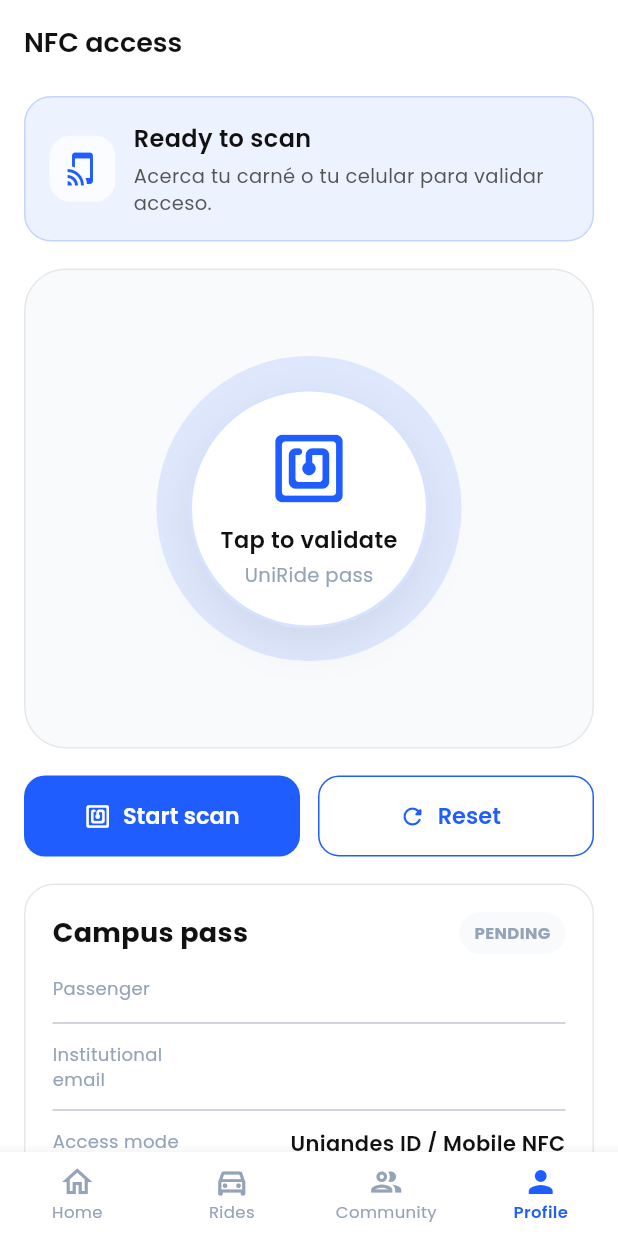
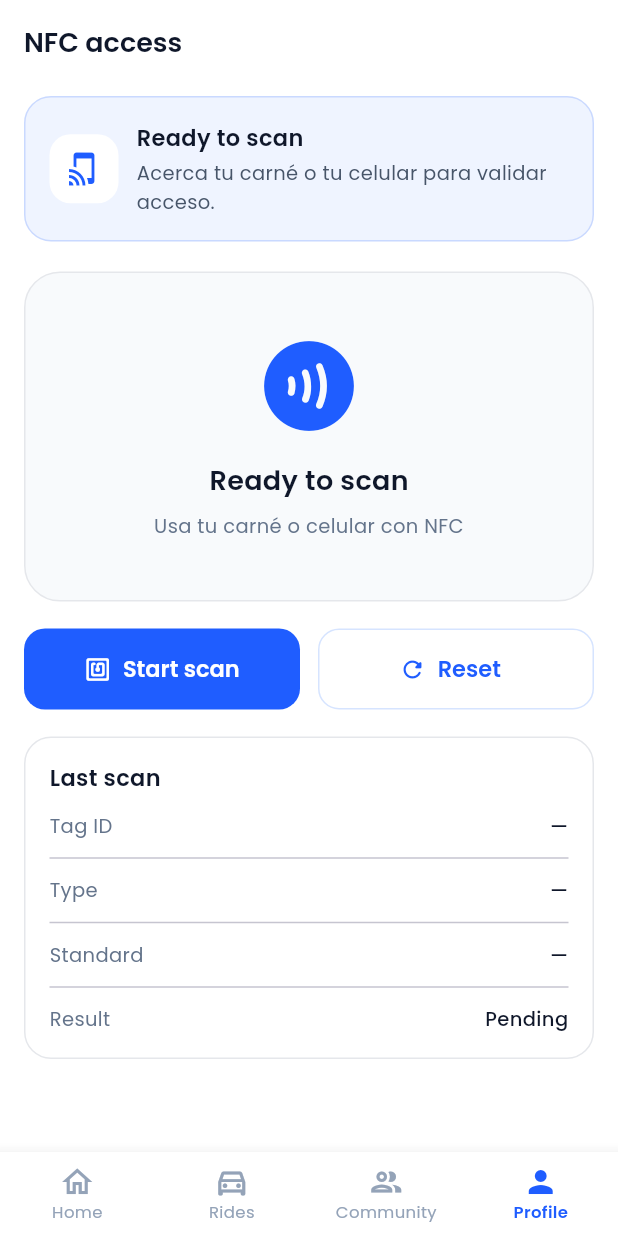
Before and after one commit to MovilesGN01/GN1-Dart, a Flutter app: the NfcAccessScreen screen opened by its route, on a phone screen of 412 x 824 dp. Run offline on Flutter 3.47's test engine with Material 3 defaults, Android fonts, the phone set to English and light mode, and no system bars; our stand-ins replace cloud_firestore, cloud_functions, firebase_auth, firebase_core, geolocator, go_router and 1 more; missing offline and left inert: nfc_manager; accounts and stored records are empty.

Commit message:
feat: replace NFC demo simulation with real NfcService implementation
Uses NfcService (nfc_manager) and NfcVerificationService (Cloud Run endpoint)
to read physical cards. Adds rejected/error states.

```diff
--- a/lib/features/nfc/nfc_access_screen.dart
+++ b/lib/features/nfc/nfc_access_screen.dart
@@ -1,12 +1,18 @@
-import 'dart:async';
-import 'dart:math' as math;
-
 import 'package:flutter/material.dart';
 import 'package:google_fonts/google_fonts.dart';
-import 'package:provider/provider.dart';
+
+import 'nfc_service.dart';
 import 'package:uniride/shared/widgets/bottom_nav_bar.dart';
+import 'nfc_verification_service.dart';
+import 'package:uniride/features/nfc/nfc_verification_service.dart';
 
-import '../auth/auth_viewmodel.dart';
+enum _NfcStatus {
+  ready,
+  scanning,
+  authorized,
+  rejected,
+  error,
+}
 
 class NfcAccessScreen extends StatefulWidget {
   const NfcAccessScreen({super.key});
@@ -15,98 +21,183 @@ class NfcAccessScreen extends StatefulWidget {
   State<NfcAccessScreen> createState() => _NfcAccessScreenState();
 }
 
-class _NfcAccessScreenState extends State<NfcAccessScreen>
-    with SingleTickerProviderStateMixin {
-  late final AnimationController _pulseController;
-  Timer? _timer;
+class _NfcAccessScreenState extends State<NfcAccessScreen> {
+  final NfcService _service = NfcService();
+  final NfcVerificationService _verificationService = NfcVerificationService();
+
+  // Reemplaza estos IDs por tags reales o muévelos a backend / Firestore.
+  final Set<String> _allowedTagIds = {
+    '04AABBCCDD11',
+    '1234567890AB',
+  };
+
   _NfcStatus _status = _NfcStatus.ready;
   String _statusMessage = 'Acerca tu carné o tu celular para validar acceso.';
+  NfcScanResult? _lastScan;
 
-  @override
-  void initState() {
-    super.initState();
-    _pulseController = AnimationController(
-      vsync: this,
-      duration: const Duration(milliseconds: 1800),
-    )..repeat();
+Future<void> _startScan() async {
+  setState(() {
+    _status = _NfcStatus.scanning;
+    _statusMessage = 'Escaneando... acerca el tag al dispositivo.';
+  });
+
+  try {
+    final result = await _service.scan();
+
+    final isAuthorized =
+        await _verificationService.verifyTag(result.id.toUpperCase());
+
+    setState(() {
+      _lastScan = result;
+      _status = isAuthorized ? _NfcStatus.authorized : _NfcStatus.rejected;
+      _statusMessage = isAuthorized
+          ? 'Acceso validado. Puedes abordar o ingresar al punto de encuentro.'
+          : 'Tag no autorizado para este acceso.';
+    });
+  } catch (e) {
+    setState(() {
+      _status = _NfcStatus.error;
+      _statusMessage = e.toString().replaceFirst('Exception: ', '');
+    });
+  }
 }
 
-  @override
-  void dispose() {
-    _timer?.cancel();
-    _pulseController.dispose();
-    super.dispose();
-  }
-
-  void _startDemoScan() {
-    _timer?.cancel();
-    setState(() {
-      _status = _NfcStatus.scanning;
-      _statusMessage = 'Escaneando credencial...';
-    });
-
-    _timer = Timer(const Duration(seconds: 2), () {
-      if (!mounted) return;
-      setState(() {
-        _status = _NfcStatus.authorized;
-        _statusMessage = 'Acceso validado. Puedes abordar o ingresar al punto de encuentro.';
-      });
-    });
-  }
-
-  void _resetDemo() {
-    _timer?.cancel();
+  void _reset() {
     setState(() {
       _status = _NfcStatus.ready;
       _statusMessage = 'Acerca tu carné o tu celular para validar acceso.';
+      _lastScan = null;
     });
   }
 
   @override
   Widget build(BuildContext context) {
-    final bool authorized = _status == _NfcStatus.authorized;
+    final statusData = _statusUi(_status);
 
     return Scaffold(
-      backgroundColor: _NfcColors.background,
+      backgroundColor: const Color(0xFFFFFFFF),
       appBar: AppBar(
-        backgroundColor: _NfcColors.background,
+        backgroundColor: Colors.white,
+        surfaceTintColor: Colors.white,
         elevation: 0,
-        scrolledUnderElevation: 0,
         title: Text(
           'NFC access',
           style: GoogleFonts.poppins(
             fontSize: 18,
             fontWeight: FontWeight.w600,
-            color: _NfcColors.textPrimary,
+            color: const Color(0xFF0F172A),
           ),
         ),
       ),
-      bottomNavigationBar: const UniRideBottomNav(currentIndex: 3),
-      body: SafeArea(
-        child: SingleChildScrollView(
+      body: ListView(
         padding: const EdgeInsets.fromLTRB(16, 8, 16, 24),
+        children: [
+          Container(
+            padding: const EdgeInsets.all(16),
+            decoration: BoxDecoration(
+              color: statusData.background,
+              borderRadius: BorderRadius.circular(18),
+              border: Border.all(color: statusData.accent.withOpacity(0.18)),
+            ),
+            child: Row(
+              children: [
+                Container(
+                  width: 46,
+                  height: 46,
+                  decoration: BoxDecoration(
+                    color: Colors.white,
+                    borderRadius: BorderRadius.circular(14),
+                  ),
+                  child: Icon(statusData.icon, color: statusData.accent),
+                ),
+                const SizedBox(width: 12),
+                Expanded(
                   child: Column(
-            crossAxisAlignment: CrossAxisAlignment.stretch,
+                    crossAxisAlignment: CrossAxisAlignment.start,
                     children: [
-              _StatusCard(
-                status: _status,
-                message: _statusMessage,
+                      Text(
+                        statusData.title,
+                        style: GoogleFonts.poppins(
+                          fontSize: 15,
+                          fontWeight: FontWeight.w600,
+                          color: const Color(0xFF0F172A),
                         ),
-              const SizedBox(height: 18),
-              _NfcScanner(animation: _pulseController, status: _status),
+                      ),
+                      const SizedBox(height: 4),
+                      Text(
+                        _statusMessage,
+                        style: GoogleFonts.poppins(
+                          fontSize: 13,
+                          color: const Color(0xFF475569),
+                        ),
+                      ),
+                    ],
+                  ),
+                ),
+              ],
+            ),
+          ),
+          const SizedBox(height: 20),
+          Container(
+            height: 220,
+            decoration: BoxDecoration(
+              color: const Color(0xFFF8FAFC),
+              borderRadius: BorderRadius.circular(24),
+              border: Border.all(color: const Color(0xFFE5E7EB)),
+            ),
+            child: Center(
+              child: Column(
+                mainAxisSize: MainAxisSize.min,
+                children: [
+                  Icon(
+                    _status == _NfcStatus.scanning
+                        ? Icons.nfc_rounded
+                        : Icons.contactless_rounded,
+                    size: 72,
+                    color: statusData.accent,
+                  ),
+                  const SizedBox(height: 14),
+                  Text(
+                    _status == _NfcStatus.scanning
+                        ? 'Scanning...'
+                        : 'Ready to scan',
+                    style: GoogleFonts.poppins(
+                      fontSize: 18,
+                      fontWeight: FontWeight.w600,
+                      color: const Color(0xFF0F172A),
+                    ),
+                  ),
+                  const SizedBox(height: 8),
+                  Text(
+                    'Usa tu carné o celular con NFC',
+                    textAlign: TextAlign.center,
+                    style: GoogleFonts.poppins(
+                      fontSize: 13,
+                      color: const Color(0xFF64748B),
+                    ),
+                  ),
+                ],
+              ),
+            ),
+          ),
           const SizedBox(height: 18),
           Row(
             children: [
               Expanded(
                 child: ElevatedButton.icon(
-                      onPressed: _status == _NfcStatus.scanning ? null : _startDemoScan,
+                  onPressed: _status == _NfcStatus.scanning ? null : _startScan,
                   icon: const Icon(Icons.nfc_rounded),
-                      label: Text(_status == _NfcStatus.scanning ? 'Scanning...' : 'Start scan'),
+                  label: Text(
+                    _status == _NfcStatus.scanning
+                        ? 'Scanning...'
+                        : 'Start scan',
+                  ),
                   style: ElevatedButton.styleFrom(
                     minimumSize: const Size(0, 54),
-                        backgroundColor: _NfcColors.primary,
+                    backgroundColor: const Color(0xFF1F5DFF),
                     foregroundColor: Colors.white,
-                        disabledBackgroundColor: _NfcColors.primary.withOpacity(0.45),
+                    disabledBackgroundColor:
+                        const Color(0xFF1F5DFF).withOpacity(0.45),
                     shape: RoundedRectangleBorder(
                       borderRadius: BorderRadius.circular(14),
                     ),
@@ -120,13 +211,13 @@ class _NfcAccessScreenState extends State<NfcAccessScreen>
               const SizedBox(width: 12),
               Expanded(
                 child: OutlinedButton.icon(
-                      onPressed: _resetDemo,
+                  onPressed: _reset,
                   icon: const Icon(Icons.refresh_rounded),
                   label: const Text('Reset'),
                   style: OutlinedButton.styleFrom(
                     minimumSize: const Size(0, 54),
-                        foregroundColor: _NfcColors.primary,
-                        side: const BorderSide(color: _NfcColors.primary),
+                    foregroundColor: const Color(0xFF1F5DFF),
+                    side: const BorderSide(color: Color(0xFFD6E4FF)),
                     shape: RoundedRectangleBorder(
                       borderRadius: BorderRadius.circular(14),
                     ),
@@ -140,292 +231,49 @@ class _NfcAccessScreenState extends State<NfcAccessScreen>
             ],
           ),
           const SizedBox(height: 18),
-              _AccessPassCard(
-                authorized: authorized,
-                userName: context.watch<AuthViewModel>().currentUser?.name ?? 'Usuario',
-                userEmail: context.watch<AuthViewModel>().currentUser?.email ?? '',
-              ),
-              const SizedBox(height: 16),
-              const _TipsCard(),
-            ],
-          ),
-        ),
-      ),
-    );
-  }
-}
-
-enum _NfcStatus { ready, scanning, authorized }
-
-abstract final class _NfcColors {
-  static const primary = Color(0xFF1F5DFF);
-  static const background = Color(0xFFFFFFFF);
-  static const textPrimary = Color(0xFF111111);
-  static const textSecondary = Color(0xFF555555);
-  static const muted = Color(0xFF94A3B8);
-  static const border = Color(0xFFE5E7EB);
-  static const cardSurface = Color(0xFFF8FAFC);
-  static const success = Color(0xFF34C759);
-  static const successLight = Color(0xFFE8F5E9);
-  static const amber = Color(0xFFF59E0B);
-}
-
-class _StatusCard extends StatelessWidget {
-  const _StatusCard({
-    required this.status,
-    required this.message,
-  });
-
-  final _NfcStatus status;
-  final String message;
-
-  @override
-  Widget build(BuildContext context) {
-    final Color accent;
-    final Color background;
-    final IconData icon;
-    final String title;
-
-    switch (status) {
-      case _NfcStatus.ready:
-        accent = _NfcColors.primary;
-        background = _NfcColors.primary.withOpacity(0.08);
-        icon = Icons.tap_and_play_outlined;
-        title = 'Ready to scan';
-      case _NfcStatus.scanning:
-        accent = _NfcColors.amber;
-        background = _NfcColors.amber.withOpacity(0.10);
-        icon = Icons.nfc_rounded;
-        title = 'Scanning';
-      case _NfcStatus.authorized:
-        accent = _NfcColors.success;
-        background = _NfcColors.successLight;
-        icon = Icons.verified_rounded;
-        title = 'Authorized';
-    }
-
-    return Container(
+          Container(
             padding: const EdgeInsets.all(16),
             decoration: BoxDecoration(
-        color: background,
+              color: const Color(0xFFFFFFFF),
               borderRadius: BorderRadius.circular(18),
-        border: Border.all(color: accent.withOpacity(0.20)),
+              border: Border.all(color: const Color(0xFFE5E7EB)),
             ),
-      child: Row(
-        children: [
-          Container(
-            height: 44,
-            width: 44,
-            decoration: BoxDecoration(
-              color: Colors.white.withOpacity(0.75),
-              borderRadius: BorderRadius.circular(14),
-            ),
-            child: Icon(icon, color: accent),
-          ),
-          const SizedBox(width: 12),
-          Expanded(
             child: Column(
               crossAxisAlignment: CrossAxisAlignment.start,
               children: [
                 Text(
-                  title,
+                  'Last scan',
                   style: GoogleFonts.poppins(
-                    fontSize: 16,
+                    fontSize: 15,
                     fontWeight: FontWeight.w600,
-                    color: _NfcColors.textPrimary,
+                    color: const Color(0xFF0F172A),
                   ),
                 ),
-                const SizedBox(height: 4),
-                Text(
-                  message,
-                  style: GoogleFonts.poppins(
-                    fontSize: 13,
-                    color: _NfcColors.textSecondary,
-                    height: 1.4,
-                  ),
+                const SizedBox(height: 12),
+                _infoRow('Tag ID', _lastScan?.id ?? '—'),
+                const Divider(height: 24),
+                _infoRow('Type', _lastScan?.type ?? '—'),
+                const Divider(height: 24),
+                _infoRow('Standard', _lastScan?.standard ?? '—'),
+                const Divider(height: 24),
+                _infoRow(
+                  'Result',
+                  _status == _NfcStatus.authorized
+                      ? 'Authorized'
+                      : _status == _NfcStatus.rejected
+                          ? 'Rejected'
+                          : 'Pending',
                 ),
               ],
             ),
           ),
         ],
       ),
-    );
-  }
-}
-
-class _NfcScanner extends StatelessWidget {
-  const _NfcScanner({
-    required this.animation,
-    required this.status,
-  });
-
-  final Animation<double> animation;
-  final _NfcStatus status;
-
-  @override
-  Widget build(BuildContext context) {
-    final Color accent = switch (status) {
-      _NfcStatus.authorized => _NfcColors.success,
-      _NfcStatus.scanning => _NfcColors.amber,
-      _ => _NfcColors.primary,
-    };
-
-    return Container(
-      height: 320,
-      decoration: BoxDecoration(
-        color: _NfcColors.cardSurface,
-        borderRadius: BorderRadius.circular(28),
-        border: Border.all(color: _NfcColors.border),
-      ),
-      child: AnimatedBuilder(
-        animation: animation,
-        builder: (context, _) {
-          final double pulse = 1 + (math.sin(animation.value * math.pi * 2) * 0.08);
-          final double ringOpacity = status == _NfcStatus.scanning ? 0.25 : 0.12;
-
-          return Stack(
-            alignment: Alignment.center,
-            children: [
-              Transform.scale(
-                scale: pulse * 1.65,
-                child: Container(
-                  height: 120,
-                  width: 120,
-                  decoration: BoxDecoration(
-                    shape: BoxShape.circle,
-                    color: accent.withOpacity(ringOpacity),
-                  ),
-                ),
-              ),
-              Transform.scale(
-                scale: pulse * 1.25,
-                child: Container(
-                  height: 120,
-                  width: 120,
-                  decoration: BoxDecoration(
-                    shape: BoxShape.circle,
-                    color: accent.withOpacity(ringOpacity + 0.06),
-                  ),
-                ),
-              ),
-              Container(
-                height: 160,
-                width: 160,
-                decoration: BoxDecoration(
-                  shape: BoxShape.circle,
-                  color: Colors.white,
-                  border: Border.all(color: accent.withOpacity(0.18), width: 2),
-                  boxShadow: const [
-                    BoxShadow(
-                      offset: Offset(0, 10),
-                      blurRadius: 24,
-                      color: Color(0x11000000),
-                    ),
-                  ],
-                ),
-                child: Column(
-                  mainAxisAlignment: MainAxisAlignment.center,
-                  children: [
-                    Icon(
-                      status == _NfcStatus.authorized ? Icons.check_circle_rounded : Icons.nfc_rounded,
-                      size: 54,
-                      color: accent,
-                    ),
-                    const SizedBox(height: 10),
-                    Text(
-                      status == _NfcStatus.authorized ? 'Validated' : 'Tap to validate',
-                      style: GoogleFonts.poppins(
-                        fontSize: 15,
-                        fontWeight: FontWeight.w600,
-                        color: _NfcColors.textPrimary,
-                      ),
-                    ),
-                    const SizedBox(height: 4),
-                    Text(
-                      'UniRide pass',
-                      style: GoogleFonts.poppins(
-                        fontSize: 13,
-                        color: _NfcColors.muted,
-                      ),
-                    ),
-                  ],
-                ),
-              ),
-            ],
-          );
-        },
-      ),
-    );
-  }
-}
-
-class _AccessPassCard extends StatelessWidget {
-  const _AccessPassCard({
-    required this.authorized,
-    required this.userName,
-    required this.userEmail,
-  });
-
-  final bool authorized;
-  final String userName;
-  final String userEmail;
-
-  @override
-  Widget build(BuildContext context) {
-    return Container(
-      padding: const EdgeInsets.all(18),
-      decoration: BoxDecoration(
-        color: authorized ? _NfcColors.successLight : Colors.white,
-        borderRadius: BorderRadius.circular(20),
-        border: Border.all(
-          color: authorized ? _NfcColors.success.withOpacity(0.28) : _NfcColors.border,
-        ),
-      ),
-      child: Column(
-        crossAxisAlignment: CrossAxisAlignment.start,
-        children: [
-          Row(
-            children: [
-              Text(
-                'Campus pass',
-                style: GoogleFonts.poppins(
-                  fontSize: 18,
-                  fontWeight: FontWeight.w700,
-                  color: _NfcColors.textPrimary,
-                ),
-              ),
-              const Spacer(),
-              Container(
-                padding: const EdgeInsets.symmetric(horizontal: 10, vertical: 6),
-                decoration: BoxDecoration(
-                  color: authorized ? Colors.white.withOpacity(0.7) : _NfcColors.cardSurface,
-                  borderRadius: BorderRadius.circular(999),
-                ),
-                child: Text(
-                  authorized ? 'ACTIVE' : 'PENDING',
-                  style: GoogleFonts.poppins(
-                    fontSize: 11,
-                    fontWeight: FontWeight.w700,
-                    color: authorized ? _NfcColors.success : _NfcColors.muted,
-                  ),
-                ),
-              ),
-            ],
-          ),
-          const SizedBox(height: 14),
-          _passRow('Passenger', userName),
-          const Divider(height: 24),
-          _passRow('Institutional email', userEmail),
-          const Divider(height: 24),
-          _passRow('Access mode', 'Uniandes ID / Mobile NFC'),
-          const Divider(height: 24),
-          _passRow('Last validation', authorized ? 'Hoy · 7:18 AM' : 'Aún sin validar'),
-        ],
-      ),
+      bottomNavigationBar: const UniRideBottomNav(currentIndex: 3),
     );
   }
 
-  Widget _passRow(String label, String value) {
+  Widget _infoRow(String label, String value) {
     return Row(
       crossAxisAlignment: CrossAxisAlignment.start,
       children: [
@@ -433,87 +281,79 @@ class _AccessPassCard extends StatelessWidget {
           child: Text(
             label,
             style: GoogleFonts.poppins(
-              fontSize: 12,
-              color: _NfcColors.muted,
+              fontSize: 13,
+              color: const Color(0xFF64748B),
             ),
           ),
         ),
-        const SizedBox(width: 12),
+        const SizedBox(width: 16),
         Expanded(
           flex: 2,
           child: Text(
             value,
             textAlign: TextAlign.right,
             style: GoogleFonts.poppins(
-              fontSize: 14,
-              fontWeight: FontWeight.w600,
-              color: _NfcColors.textPrimary,
+              fontSize: 13,
+              fontWeight: FontWeight.w500,
+              color: const Color(0xFF0F172A),
             ),
           ),
         ),
       ],
     );
   }
-}
 
-class _TipsCard extends StatelessWidget {
-  const _TipsCard();
-
-  @override
-  Widget build(BuildContext context) {
-    return Container(
-      padding: const EdgeInsets.all(16),
-      decoration: BoxDecoration(
-        color: Colors.white,
-        borderRadius: BorderRadius.circular(18),
-        border: Border.all(color: _NfcColors.border),
-      ),
-      child: Column(
-        crossAxisAlignment: CrossAxisAlignment.start,
-        children: [
-          Text(
-            'Prototype notes',
-            style: GoogleFonts.poppins(
-              fontSize: 16,
-              fontWeight: FontWeight.w600,
-              color: _NfcColors.textPrimary,
-            ),
-          ),
-          const SizedBox(height: 12),
-          const _TipItem(text: 'La animación es simulada: todavía no conecta con hardware NFC.'),
-          const SizedBox(height: 10),
-          const _TipItem(text: 'La validación puede reutilizarse luego para acceso a bus, edificio o punto de encuentro.'),
-          const SizedBox(height: 10),
-          const _TipItem(text: 'La pestaña Profile ahora puede servir como entrada al flujo de credencial digital.'),
-        ],
-      ),
+  _StatusUi _statusUi(_NfcStatus status) {
+    switch (status) {
+      case _NfcStatus.ready:
+        return const _StatusUi(
+          title: 'Ready to scan',
+          icon: Icons.tap_and_play_outlined,
+          accent: Color(0xFF1F5DFF),
+          background: Color(0xFFEFF4FF),
+        );
+      case _NfcStatus.scanning:
+        return const _StatusUi(
+          title: 'Scanning',
+          icon: Icons.nfc_rounded,
+          accent: Color(0xFFF59E0B),
+          background: Color(0xFFFFF7E6),
+        );
+      case _NfcStatus.authorized:
+        return const _StatusUi(
+          title: 'Authorized',
+          icon: Icons.verified_rounded,
+          accent: Color(0xFF34C759),
+          background: Color(0xFFE8F5E9),
+        );
+      case _NfcStatus.rejected:
+        return const _StatusUi(
+          title: 'Rejected',
+          icon: Icons.cancel_rounded,
+          accent: Color(0xFFEF4444),
+          background: Color(0xFFFEE2E2),
+        );
+      case _NfcStatus.error:
+        return const _StatusUi(
+          title: 'Error',
+          icon: Icons.error_rounded,
+          accent: Color(0xFFEF4444),
+          background: Color(0xFFFEE2E2),
         );
     }
   }
+}
 
-class _TipItem extends StatelessWidget {
-  const _TipItem({required this.text});
+class _StatusUi {
+  final String title;
+  final IconData icon;
+  final Color accent;
+  final Color background;
 
-  final String text;
-
-  @override
-  Widget build(BuildContext context) {
-    return Row(
-      crossAxisAlignment: CrossAxisAlignment.start,
-      children: [
-        const Icon(Icons.circle, size: 8, color: _NfcColors.primary),
-        const SizedBox(width: 10),
-        Expanded(
-          child: Text(
-            text,
-            style: GoogleFonts.poppins(
-              fontSize: 13,
-              color: _NfcColors.textSecondary,
-              height: 1.45,
-            ),
-          ),
-        ),
-      ],
-    );
+  const _StatusUi({
+    required this.title,
+    required this.icon,
+    required this.accent,
+    required this.background,
+  });
 }
-}
```
Lines whose indentation alone changed are shown as unchanged.
